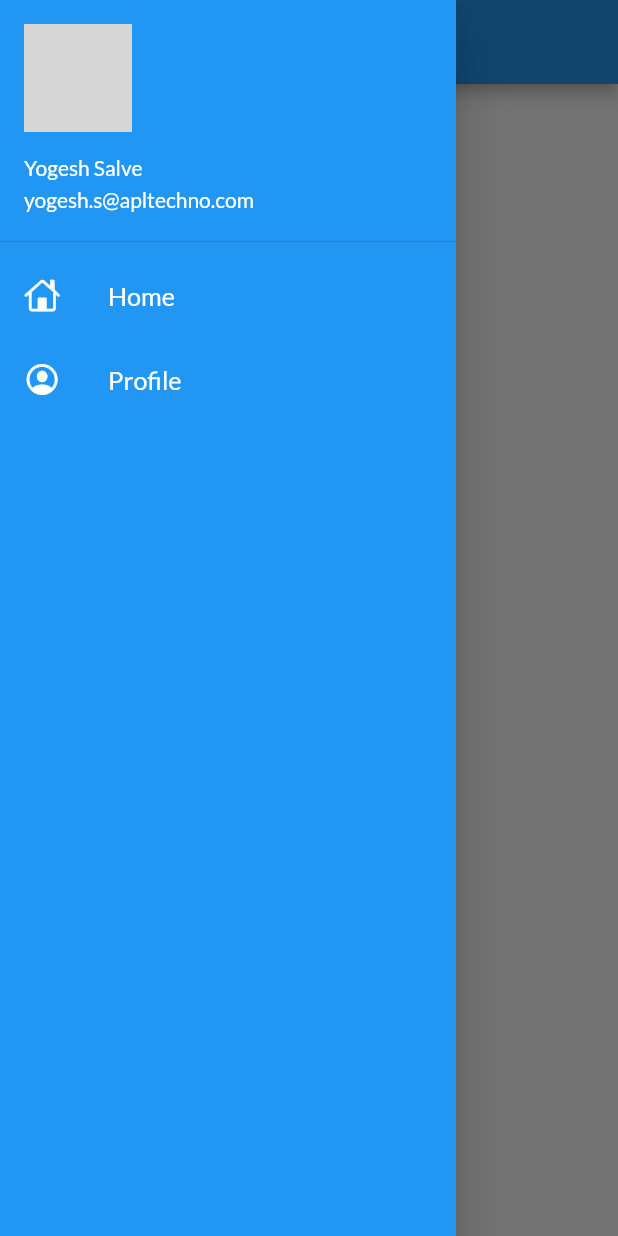
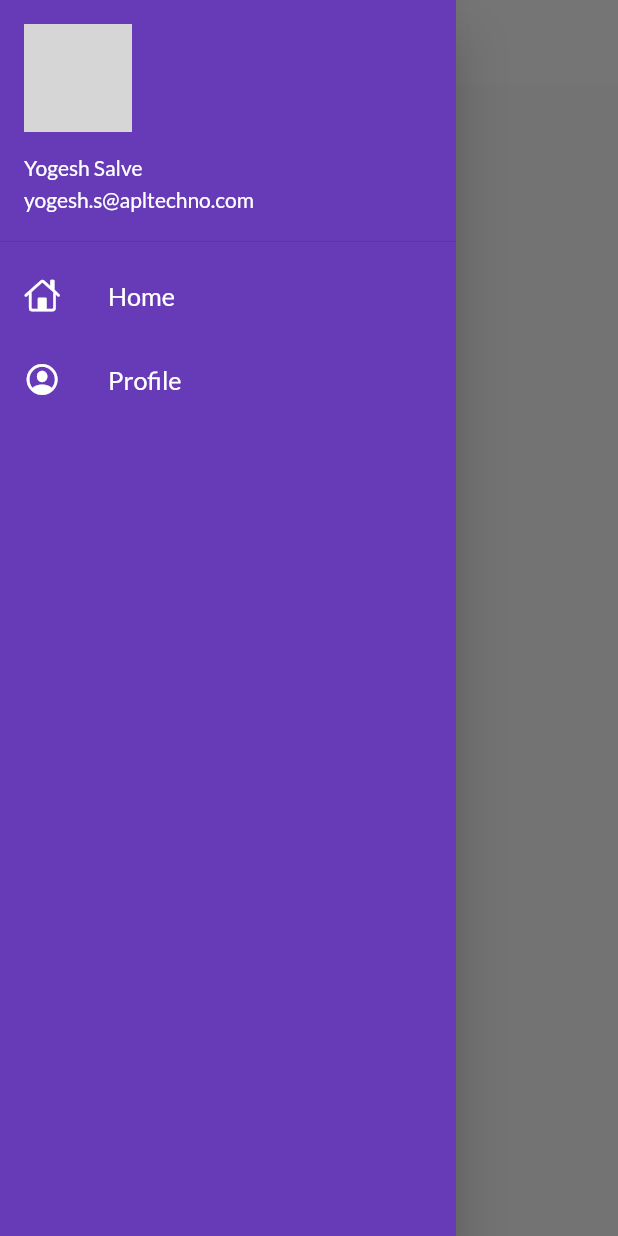
Before and after one commit to yogeshsalve/catalogapp, a Flutter app: the screen it shows after launch, with the side drawer open, on a phone screen of 412 x 824 dp. Run offline on Flutter 3.47's test engine with Material 2 defaults, Android fonts, the phone set to English and light mode, and no system bars; our stand-ins replace google_fonts; network calls fail; grey boxes are pictures that could not be loaded.

Commit message:
theme Extracted

```diff
--- a/lib/main.dart
+++ b/lib/main.dart
@@ -1,6 +1,7 @@
 import 'package:catalog_app/pages/homepage.dart';
 import 'package:catalog_app/pages/loginpage.dart';
 import 'package:catalog_app/utils/routes.dart';
+import 'package:catalog_app/widgets/themes.dart';
 import 'package:flutter/material.dart';
 import 'package:google_fonts/google_fonts.dart';
 
@@ -13,11 +14,9 @@ class MyApp extends StatelessWidget {
   Widget build(BuildContext context) {
     return MaterialApp(
       // home: HomePage(),
-      themeMode: ThemeMode.dark,
-      theme: ThemeData(
-        primarySwatch: Colors.blue,
-        fontFamily: GoogleFonts.lato().fontFamily,
-      ),
+      themeMode: ThemeMode.light,
+      theme: MyTheme.lightTheme(context),
+      darkTheme: MyTheme.lightTheme(context),
       debugShowCheckedModeBanner: false,
       initialRoute: MyRoutes.homeRoute,
       routes: {
--- a/lib/widgets/drawer.dart
+++ b/lib/widgets/drawer.dart
@@ -10,7 +10,7 @@ class MyDrawer extends StatelessWidget {
         "https://media-exp1.licdn.com/dms/image/C4E03AQHoJ8fsgwUEXA/profile-displayphoto-shrink_200_200/0/1604329372224?e=1632960000&v=beta&t=lsaY9eqDFFbu_k_UrPLgcErXVv-5H-vSq-If4sLg6Vs";
     return Drawer(
       child: Container(
-        color: Colors.blue,
+        color: Colors.deepPurple,
         child: ListView(
           padding: EdgeInsets.zero,
           children: [
--- /dev/null
+++ b/lib/widgets/themes.dart
@@ -0,0 +1,16 @@
+import 'package:flutter/material.dart';
+import 'package:google_fonts/google_fonts.dart';
+
+class MyTheme {
+  static ThemeData lightTheme(BuildContext context) => ThemeData(
+      primarySwatch: Colors.deepPurple,
+      fontFamily: GoogleFonts.lato().fontFamily,
+      appBarTheme: AppBarTheme(
+          color: Colors.white,
+          elevation: 0.0,
+          iconTheme: IconThemeData(color: Colors.black),
+          textTheme: Theme.of(context).textTheme));
+
+  static ThemeData darkTheme(BuildContext context) =>
+      ThemeData(brightness: Brightness.dark);
+}
```
